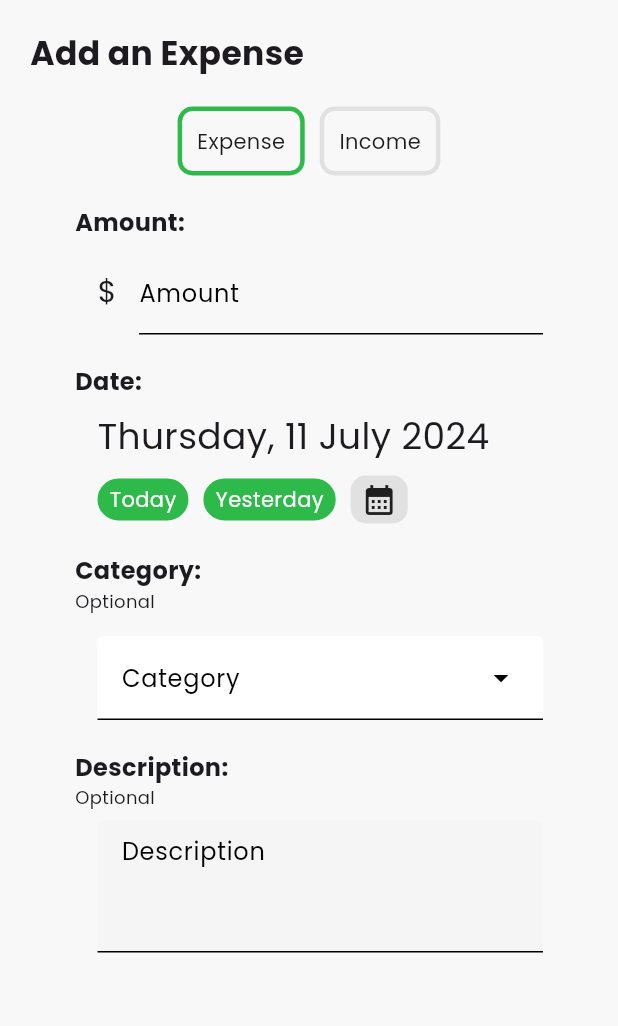
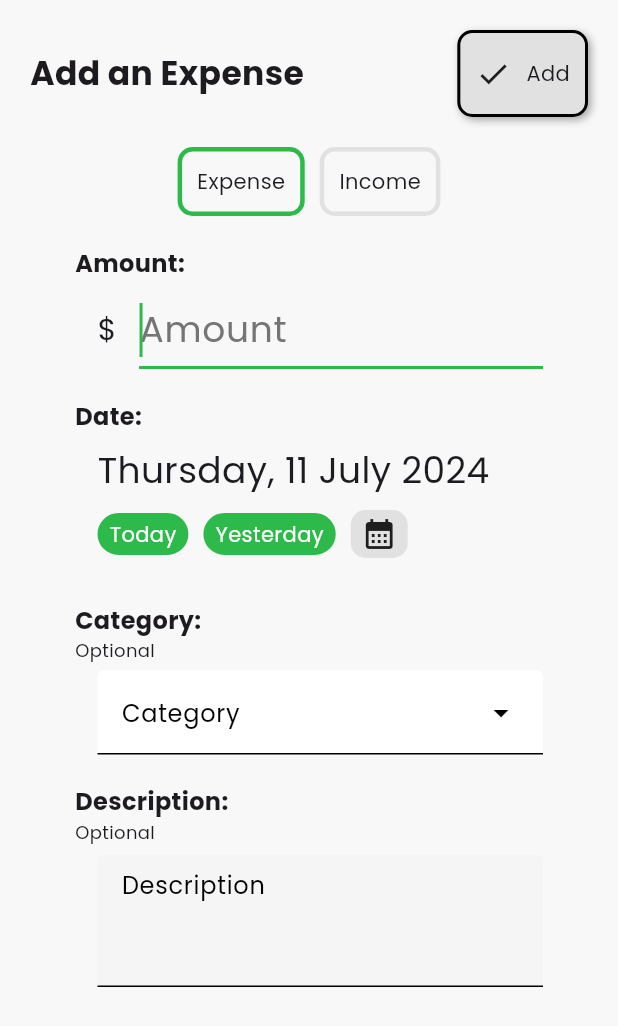
Before and after one commit to hrushikeshrv/money-warden, a Flutter app: the AddTransactionPage widget shown alone on an empty page, opened directly, on a phone screen of 412 x 824 dp. Shown: the top 1026 px of the screen. Run offline on Flutter 3.47's test engine with Material 3 defaults, Android fonts, the phone set to English and light mode, and no system bars; our stand-ins replace community_charts_flutter, firebase_core, google_sign_in, googleapis_auth, shared_preferences; missing offline and left inert: community_charts_common, extension_google_sign_in_as_googleapis_auth, googleapis; accounts and stored records are empty.

Commit message:
Created add transaction page

```diff
--- a/lib/models/transaction.dart
+++ b/lib/models/transaction.dart
@@ -28,7 +28,7 @@ class Transaction {
       return '';
     }
     if (description!.length > 25) {
-      return '${description!.substring(0, 23)}...';
+      return '${description!.substring(0, 23).replaceAll('\n', ' ')}...';
     }
     return description!;
   }
--- a/lib/pages/add_transaction.dart
+++ b/lib/pages/add_transaction.dart
@@ -1,4 +1,5 @@
 import 'package:flutter/material.dart';
+import 'package:money_warden/components/mw_action_button.dart';
 import 'package:provider/provider.dart';
 
 import 'package:money_warden/components/mw_form_label.dart';
@@ -45,14 +46,30 @@ class _AddTransactionPageState extends State<AddTransactionPage> {
   @override
   Widget build(BuildContext context) {
     transactionType ??= widget.initialTransactionType;
-    return Consumer<BudgetSheet>(
+    return Padding(
+      padding: EdgeInsets.only(bottom: MediaQuery.of(context).viewInsets.bottom),
+      child: Consumer<BudgetSheet>(
         builder: (context, budget, child) {
           return Container(
             padding: const EdgeInsets.symmetric(horizontal: 20, vertical: 20),
             child: Column(
-            crossAxisAlignment: CrossAxisAlignment.start,
+              children: [
+                Row(
+                  mainAxisAlignment: MainAxisAlignment.spaceBetween,
                   children: [
                     Heading1(text: 'Add an ${transactionType == TransactionType.expense ? 'Expense' : 'Income'}'),
+                    MwActionButton(
+                        leading: const Icon(Icons.check),
+                        text: 'Add',
+                        onTap: () {}
+                    )
+                  ],
+                ),
+                Expanded(
+                  child: ListView(
+                    shrinkWrap: true,
+                    children: [
+
                       const SizedBox(height: 20),
                       Container(
                         padding: const EdgeInsets.symmetric(horizontal: 30),
@@ -121,9 +138,12 @@ class _AddTransactionPageState extends State<AddTransactionPage> {
                                 Expanded(
                                   child: TextField(
                                     controller: amountController,
+                                    autofocus: true,
+                                    style: const TextStyle(
+                                      fontSize: 24
+                                    ),
                                     decoration: InputDecoration(
                                       border: const UnderlineInputBorder(),
-                              labelText: 'Amount',
                                       hintText: 'Amount',
                                       hintStyle: TextStyle(color: Colors.grey.shade600),
                                     ),
@@ -203,10 +223,10 @@ class _AddTransactionPageState extends State<AddTransactionPage> {
                               ],
                             ),
 
-                    const SizedBox(height: 20),
+                            const SizedBox(height: 30),
                             const MwFormLabel(text: 'Category:'),
                             Text('Optional', style: TextStyle(color: Theme.of(context).colorScheme.onSurface, fontSize: 12)),
-                    const SizedBox(height: 15),
+                            const SizedBox(height: 5),
                             Row(
                               children: [
                                 const SizedBox(width: 15),
@@ -215,7 +235,7 @@ class _AddTransactionPageState extends State<AddTransactionPage> {
                                     expandedInsets: const EdgeInsets.all(0),
                                     controller: categoryController,
                                     dropdownMenuEntries: getTransactionCategoryOptions(budget),
-                            label: const Text('Category'),
+                                    hintText: 'Category',
                                     inputDecorationTheme: const InputDecorationTheme(
                                       filled: true,
                                     ),
@@ -249,8 +269,12 @@ class _AddTransactionPageState extends State<AddTransactionPage> {
                       ),
                     ],
                   ),
+                ),
+              ],
+            ),
           );
         }
+      ),
     );
   }
 }
--- a/lib/pages/homepage.dart
+++ b/lib/pages/homepage.dart
@@ -121,13 +121,10 @@ class _HomePageState extends State<HomePage> {
                             context: context,
                             isScrollControlled: true,
                             builder: (context) {
-                              return FractionallySizedBox(
+                              return const FractionallySizedBox(
                                 heightFactor: 0.8,
-                                child: Padding(
-                                  padding: MediaQuery.of(context).viewInsets,
-                                  child: const AddTransactionPage(
-                                    initialTransactionType: TransactionType.expense,
-                                  ),
+                                child: AddTransactionPage(
+                                  initialTransactionType: TransactionType.expense,
                                 ),
                               );
                             }
```
Lines whose indentation alone changed are shown as unchanged.
